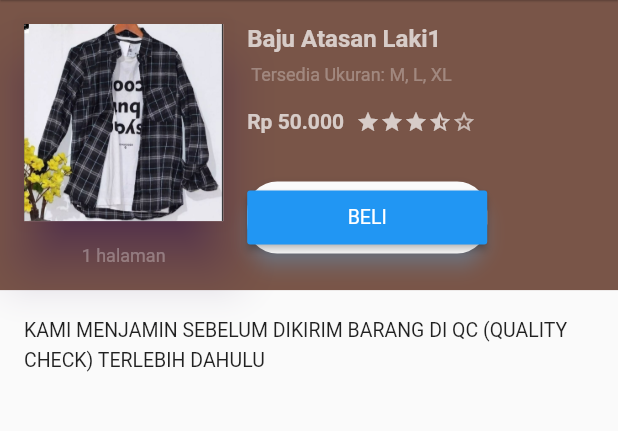
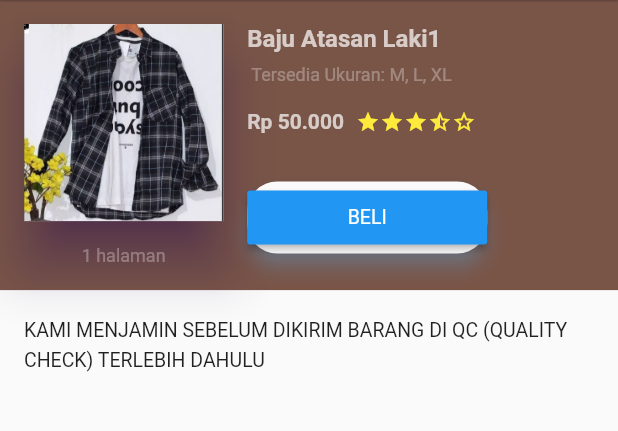
Before and after one commit to room2468/12-final-project-nona-s, a Flutter app: the Detail screen opened directly with sample values from the repository, on a phone screen of 412 x 824 dp, the part 84-515 px from its top. Run offline on Flutter 3.47's test engine with Material 2 defaults, Android fonts, the phone set to English and light mode, and no system bars.

Commit message:
Mengupdate warna pada rating bar

```diff
--- a/lib/rating_bar.dart
+++ b/lib/rating_bar.dart
@@ -6,11 +6,12 @@ class RatingBar extends StatelessWidget {
   final Color color;
 
   RatingBar(
-      {this.starCount = 5, this.rating = 0.0, this.color = Colors.black87});
+      {this.starCount = 5, this.rating = 0.0, this.color = Colors.yellow});
 
   ///create star
   Widget buildStar(BuildContext context, int index) {
     IconData icName = Icons.star;
+    // ignore: unused_local_variable
     Color icColor = color;
 
     if (index >= rating) {
@@ -20,7 +21,7 @@ class RatingBar extends StatelessWidget {
       icName = Icons.star_half;
     }
 
-    return Icon(icName, size: 16.0, color: icColor);
+    return Icon(icName, size: 16.0, color: Colors.yellow);
   }
 
   @override
```
